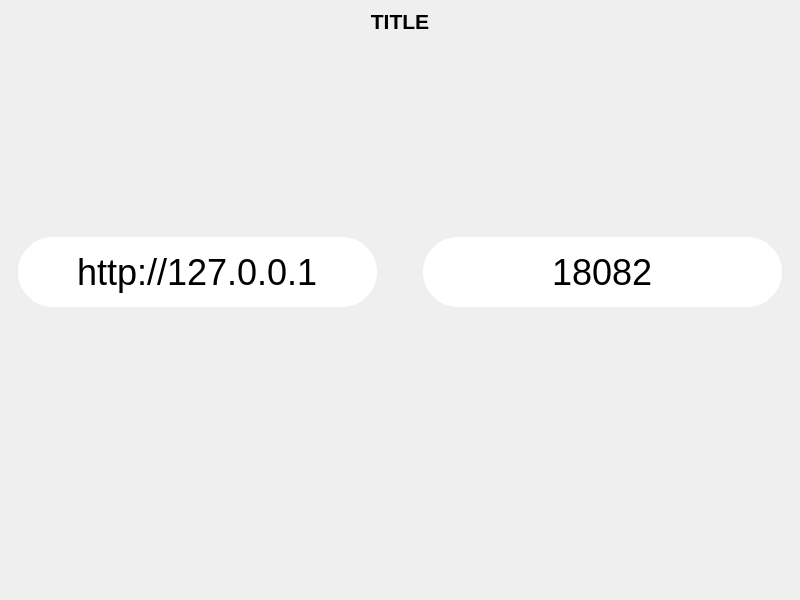
Old version of the form mainwindow.ui in the repository DiosDelRayo/XmrSignerCompanion.
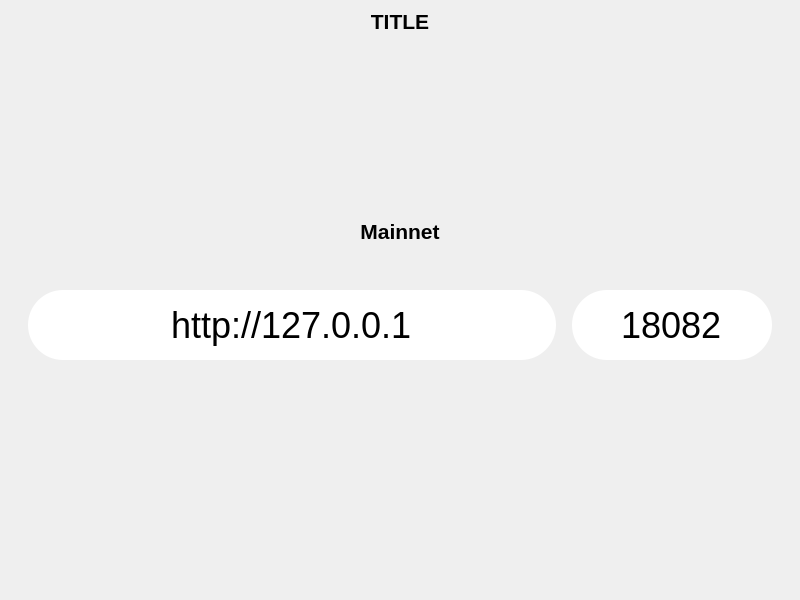
New version of the form. The open tabs and pages were chosen to show the change. Icons and pictures are not drawn. Custom widgets are drawn as their Qt base class.

The edit to the form file:
```diff
--- a/mainwindow.ui
+++ b/mainwindow.ui
@@ -18,16 +18,7 @@
     <normaloff>:/images/logo_black_188.png</normaloff>:/images/logo_black_188.png</iconset>
   </property>
   <property name="styleSheet">
-   <string notr="true">QMainWindow {
-background-image: url(://images/XmrSignerBG.png);
-background-position: top right;
-background-repeat: no-repeat;
-background-size: 64px 64px;
-padding-bottom: 10px;
-padding-left: 10px;
-background-clip: content;
-background-origin: content;
-}</string>
+   <string notr="true"/>
   </property>
   <widget class="QWidget" name="centralwidget">
    <property name="baseSize">
@@ -53,6 +44,19 @@
       </property>
      </widget>
     </item>
+    <item>
+     <spacer name="verticalSpacer_13">
+      <property name="orientation">
+       <enum>Qt::Vertical</enum>
+      </property>
+      <property name="sizeHint" stdset="0">
+       <size>
+        <width>20</width>
+        <height>40</height>
+       </size>
+      </property>
+     </spacer>
+    </item>
     <item>
      <spacer name="verticalSpacer_10">
       <property name="orientation">
@@ -66,10 +70,36 @@
       </property>
      </spacer>
     </item>
+    <item>
+     <spacer name="verticalSpacer_14">
+      <property name="orientation">
+       <enum>Qt::Vertical</enum>
+      </property>
+      <property name="sizeHint" stdset="0">
+       <size>
+        <width>20</width>
+        <height>40</height>
+       </size>
+      </property>
+     </spacer>
+    </item>
+    <item>
+     <spacer name="verticalSpacer_16">
+      <property name="orientation">
+       <enum>Qt::Vertical</enum>
+      </property>
+      <property name="sizeHint" stdset="0">
+       <size>
+        <width>20</width>
+        <height>40</height>
+       </size>
+      </property>
+     </spacer>
+    </item>
     <item>
      <widget class="QStackedWidget" name="stackedWidget">
       <property name="currentIndex">
-       <number>0</number>
+       <number>1</number>
       </property>
       <widget class="QWidget" name="scanViewWalletQrPage">
        <layout class="QHBoxLayout" name="verticalLayout_2">
@@ -81,25 +111,6 @@
             <height>200</height>
            </size>
           </property>
-          <property name="autoFillBackground">
-           <bool>false</bool>
-          </property>
-          <property name="styleSheet">
-           <string notr="true">QLabel {
-											background-color: white;
-											border-radius: 25px;
-											padding: 20px;
-												}</string>
-          </property>
-          <property name="text" stdset="0">
-           <string/>
-          </property>
-          <property name="pixmap" stdset="0">
-           <pixmap resource="icons.qrc">:/icons/icons/Cam qr.svg</pixmap>
-          </property>
-          <property name="scaledContents" stdset="0">
-           <bool>false</bool>
-          </property>
          </widget>
         </item>
         <item>
@@ -147,73 +158,206 @@
        </layout>
       </widget>
       <widget class="QWidget" name="connectPage">
-       <layout class="QHBoxLayout" name="verticalLayout_3">
+       <layout class="QVBoxLayout" name="verticalLayout_3">
         <item>
-         <widget class="QLineEdit" name="nodeAddressEdit">
-          <property name="styleSheet">
-           <string notr="true">QLineEdit {
-											background-color: white;
-											color: black;
-											font-size: 36px;
-											border-radius: 35px;
-											padding: 5px;
-											min-height: 60px;
-											max-height: 60px;
-												}</string>
+         <spacer name="verticalSpacer_18">
+          <property name="orientation">
+           <enum>Qt::Vertical</enum>
+          </property>
+          <property name="sizeType">
+           <enum>QSizePolicy::Expanding</enum>
+          </property>
+          <property name="sizeHint" stdset="0">
+           <size>
+            <width>20</width>
+            <height>40</height>
+           </size>
+          </property>
+         </spacer>
+        </item>
+        <item>
+         <widget class="QLabel" name="networkLabel">
+          <property name="enabled">
+           <bool>true</bool>
+          </property>
+          <property name="font">
+           <font>
+            <pointsize>16</pointsize>
+            <bold>true</bold>
+           </font>
           </property>
           <property name="text">
-           <string>http://127.0.0.1</string>
+           <string>Mainnet</string>
           </property>
           <property name="alignment">
            <set>Qt::AlignCenter</set>
           </property>
-          <property name="placeholderText">
-           <string>Node Address</string>
-          </property>
          </widget>
         </item>
         <item>
-         <spacer name="horizontalSpacer">
+         <spacer name="networkLabelSpacer">
           <property name="orientation">
-           <enum>Qt::Horizontal</enum>
+           <enum>Qt::Vertical</enum>
           </property>
           <property name="sizeType">
            <enum>QSizePolicy::Minimum</enum>
           </property>
           <property name="sizeHint" stdset="0">
            <size>
-            <width>40</width>
-            <height>20</height>
+            <width>20</width>
+            <height>40</height>
            </size>
           </property>
          </spacer>
         </item>
         <item>
-         <widget class="QLineEdit" name="nodePortEdit">
-          <property name="styleSheet">
-           <string notr="true">QLineEdit {
-											background-color: white;
-											color: black;
-											font-size: 36px;
-											border-radius: 35px;
-											padding: 5px;
-											min-height: 60px;
-											max-height: 60px;
-												}</string>
+         <layout class="QHBoxLayout" name="horizontalLayout_connectPage">
+          <item>
+           <spacer name="horizontalSpacer_17">
+            <property name="orientation">
+             <enum>Qt::Horizontal</enum>
+            </property>
+            <property name="sizeType">
+             <enum>QSizePolicy::Minimum</enum>
+            </property>
+            <property name="sizeHint" stdset="0">
+             <size>
+              <width>10</width>
+              <height>20</height>
+             </size>
+            </property>
+           </spacer>
+          </item>
+          <item>
+           <widget class="QLineEdit" name="nodeAddressEdit">
+            <property name="minimumSize">
+             <size>
+              <width>500</width>
+              <height>70</height>
+             </size>
+            </property>
+            <property name="maximumSize">
+             <size>
+              <width>1400</width>
+              <height>70</height>
+             </size>
+            </property>
+            <property name="baseSize">
+             <size>
+              <width>1024</width>
+              <height>70</height>
+             </size>
+            </property>
+            <property name="styleSheet">
+             <string notr="true">QLineEdit {
+			  background-color: white;
+			  color: black;
+			  font-size: 36px;
+			  border-radius: 35px;
+			  padding: 5px;
+			  min-height: 60px;
+			  max-height: 60px;
+			    }</string>
+            </property>
+            <property name="text">
+             <string>http://127.0.0.1</string>
+            </property>
+            <property name="alignment">
+             <set>Qt::AlignCenter</set>
+            </property>
+            <property name="placeholderText">
+             <string>Node Address</string>
+            </property>
+           </widget>
+          </item>
+          <item>
+           <spacer name="horizontalSpacer">
+            <property name="orientation">
+             <enum>Qt::Horizontal</enum>
+            </property>
+            <property name="sizeType">
+             <enum>QSizePolicy::Fixed</enum>
+            </property>
+            <property name="sizeHint" stdset="0">
+             <size>
+              <width>10</width>
+              <height>20</height>
+             </size>
+            </property>
+           </spacer>
+          </item>
+          <item>
+           <widget class="QLineEdit" name="nodePortEdit">
+            <property name="minimumSize">
+             <size>
+              <width>130</width>
+              <height>70</height>
+             </size>
+            </property>
+            <property name="maximumSize">
+             <size>
+              <width>200</width>
+              <height>70</height>
+             </size>
+            </property>
+            <property name="styleSheet">
+             <string notr="true">QLineEdit {
+			  background-color: white;
+			  color: black;
+			  font-size: 36px;
+			  border-radius: 35px;
+			  padding: 5px;
+			  min-height: 60px;
+			  max-height: 60px;
+			    }</string>
+            </property>
+            <property name="text">
+             <string>18082</string>
+            </property>
+            <property name="maxLength">
+             <number>6</number>
+            </property>
+            <property name="alignment">
+             <set>Qt::AlignCenter</set>
+            </property>
+            <property name="placeholderText">
+             <string>Node Port</string>
+            </property>
+           </widget>
+          </item>
+          <item>
+           <spacer name="horizontalSpacer_18">
+            <property name="orientation">
+             <enum>Qt::Horizontal</enum>
+            </property>
+            <property name="sizeType">
+             <enum>QSizePolicy::Minimum</enum>
+            </property>
+            <property name="sizeHint" stdset="0">
+             <size>
+              <width>10</width>
+              <height>20</height>
+             </size>
+            </property>
+           </spacer>
+          </item>
+         </layout>
+        </item>
+        <item>
+         <spacer name="verticalSpacer_19">
+          <property name="orientation">
+           <enum>Qt::Vertical</enum>
           </property>
-          <property name="text">
-           <string>18082</string>
+          <property name="sizeType">
+           <enum>QSizePolicy::MinimumExpanding</enum>
           </property>
-          <property name="maxLength">
-           <number>6</number>
+          <property name="sizeHint" stdset="0">
+           <size>
+            <width>20</width>
+            <height>40</height>
+           </size>
           </property>
-          <property name="alignment">
-           <set>Qt::AlignCenter</set>
-          </property>
-          <property name="placeholderText">
-           <string>Node Port</string>
-          </property>
-         </widget>
+         </spacer>
         </item>
        </layout>
       </widget>
@@ -236,19 +380,19 @@
          <widget class="QProgressBar" name="syncProgressBar">
           <property name="styleSheet">
            <string notr="true">QProgressBar {
-											background-color: white;
-											border-radius: 60px;
-											min-height: 100px;
-											max-height: 100px;
-											padding: 10px;
-											text-align: center;
-											color: purple;
-											font-size: 50px;
-											}
-											QProgressBar::chunk {
-											background-color: gray;
-											border-radius: 50px;
-												}</string>
+		      background-color: white;
+		      border-radius: 60px;
+		      min-height: 100px;
+		      max-height: 100px;
+		      padding: 10px;
+		      text-align: center;
+		      color: purple;
+		      font-size: 50px;
+		      }
+		      QProgressBar::chunk {
+		      background-color: gray;
+		      border-radius: 50px;
+			}</string>
           </property>
           <property name="value">
            <number>50</number>
@@ -386,35 +530,13 @@
       <widget class="QWidget" name="scanKeyImagesQrPage">
        <layout class="QHBoxLayout" name="verticalLayout_7">
         <item>
-         <widget class="QLabel" name="scanImageLabel_2">
+         <widget class="QrCodeScanWidget" name="scanKeyImages" native="true">
           <property name="minimumSize">
            <size>
             <width>200</width>
             <height>200</height>
            </size>
           </property>
-          <property name="autoFillBackground">
-           <bool>false</bool>
-          </property>
-          <property name="styleSheet">
-           <string notr="true">QLabel {
-											background-color: white;
-											border-radius: 25px;
-											padding: 20px;
-												}</string>
-          </property>
-          <property name="text">
-           <string/>
-          </property>
-          <property name="pixmap">
-           <pixmap resource="icons.qrc">:/icons/icons/Cam qr.svg</pixmap>
-          </property>
-          <property name="scaledContents">
-           <bool>false</bool>
-          </property>
-          <property name="alignment">
-           <set>Qt::AlignCenter</set>
-          </property>
          </widget>
         </item>
         <item>
@@ -494,18 +616,52 @@
             </property>
            </spacer>
           </item>
+          <item>
+           <widget class="QLabel" name="label_2">
+            <property name="font">
+             <font>
+              <pointsize>32</pointsize>
+             </font>
+            </property>
+            <property name="text">
+             <string>Available: 12.1035076 XMR</string>
+            </property>
+            <property name="textFormat">
+             <enum>Qt::PlainText</enum>
+            </property>
+            <property name="alignment">
+             <set>Qt::AlignCenter</set>
+            </property>
+           </widget>
+          </item>
+          <item>
+           <spacer name="verticalSpacer_12">
+            <property name="orientation">
+             <enum>Qt::Vertical</enum>
+            </property>
+            <property name="sizeType">
+             <enum>QSizePolicy::Minimum</enum>
+            </property>
+            <property name="sizeHint" stdset="0">
+             <size>
+              <width>20</width>
+              <height>40</height>
+             </size>
+            </property>
+           </spacer>
+          </item>
           <item>
            <widget class="QAddressLineEdit" name="addressLineEdit">
             <property name="styleSheet">
              <string notr="true">QLineEdit {
-				background-color: white;
-				color: black;
-				font-size: 36px;
-				border-radius: 35px;
-				padding: 5px;
-				min-height: 60px;
-				max-height: 60px;
-					}</string>
+			  background-color: white;
+			  color: black;
+			  font-size: 36px;
+			  border-radius: 35px;
+			  padding: 5px;
+			  min-height: 60px;
+			  max-height: 60px;
+			    }</string>
             </property>
             <property name="placeholderText">
              <string>Insert reception address</string>
@@ -532,14 +688,14 @@
            <widget class="QAmountLineEdit" name="amountLineEdit">
             <property name="styleSheet">
              <string notr="true">QLineEdit {
-				background-color: white;
-				color: black;
-				font-size: 36px;
-				border-radius: 35px;
-				padding: 5px;
-				min-height: 60px;
-				max-height: 60px;
-					}</string>
+			  background-color: white;
+			  color: black;
+			  font-size: 36px;
+			  border-radius: 35px;
+			  padding: 5px;
+			  min-height: 60px;
+			  max-height: 60px;
+			    }</string>
             </property>
             <property name="placeholderText">
              <string>0.00</string>
@@ -668,10 +824,10 @@
           </property>
           <property name="styleSheet">
            <string notr="true">QLabel {
-					      background-color: white;
-					      border-radius: 25px;
-					      padding: 20px;
-						      }</string>
+		      background-color: white;
+		      border-radius: 25px;
+		      padding: 20px;
+			}</string>
           </property>
           <property name="text">
            <string/>
@@ -909,6 +1065,19 @@
       </widget>
      </widget>
     </item>
+    <item>
+     <spacer name="verticalSpacer_15">
+      <property name="orientation">
+       <enum>Qt::Vertical</enum>
+      </property>
+      <property name="sizeHint" stdset="0">
+       <size>
+        <width>20</width>
+        <height>40</height>
+       </size>
+      </property>
+     </spacer>
+    </item>
     <item>
      <spacer name="verticalSpacer_8">
       <property name="orientation">
@@ -941,19 +1110,19 @@
          </property>
          <property name="styleSheet">
           <string notr="true">QPushButton {
-						    border-radius: 32px;
-						    }
+		    border-radius: 32px;
+		    }
 
-						    QPushButton::hover {
-						    color: purlpe;
-						    background-color: rgba(255,0, 255,0.7);
-						    }
+		    QPushButton::hover {
+		    color: purlpe;
+		    background-color: rgba(255,0, 255,0.7);
+		    }
 
 
-						    QPushButton::disabled {
-						    icon: unset;
-						    background-color: transparent;
-							    }</string>
+		    QPushButton::disabled {
+		    icon: unset;
+		    background-color: transparent;
+		      }</string>
          </property>
          <property name="text">
           <string/>
@@ -1002,19 +1171,19 @@
          </property>
          <property name="styleSheet">
           <string notr="true">QPushButton {
-						    border-radius: 32px;
-						    }
+		    border-radius: 32px;
+		    }
 
-						    QPushButton::hover {
-						    color: purlpe;
-						    background-color: rgba(255,0, 255,0.7);
-						    }
+		    QPushButton::hover {
+		    color: purlpe;
+		    background-color: rgba(255,0, 255,0.7);
+		    }
 
 
-						    QPushButton::disabled {
-						    icon: unset;
-						    background-color: transparent;
-							    }</string>
+		    QPushButton::disabled {
+		    icon: unset;
+		    background-color: transparent;
+		      }</string>
          </property>
          <property name="text">
           <string/>
```
